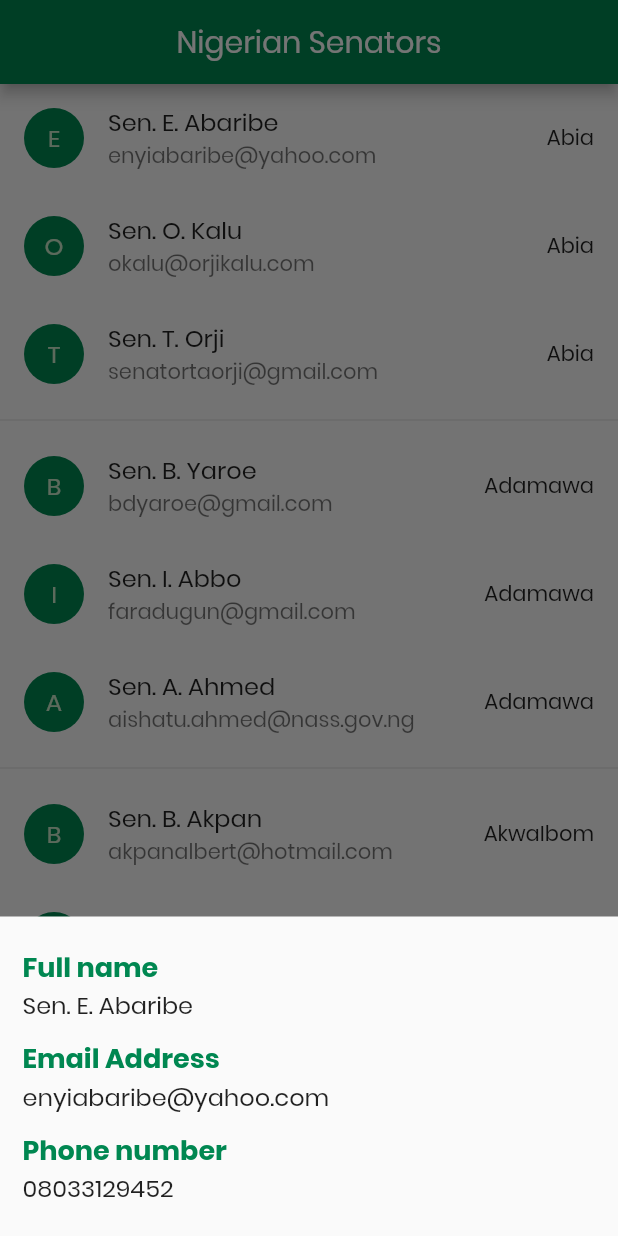
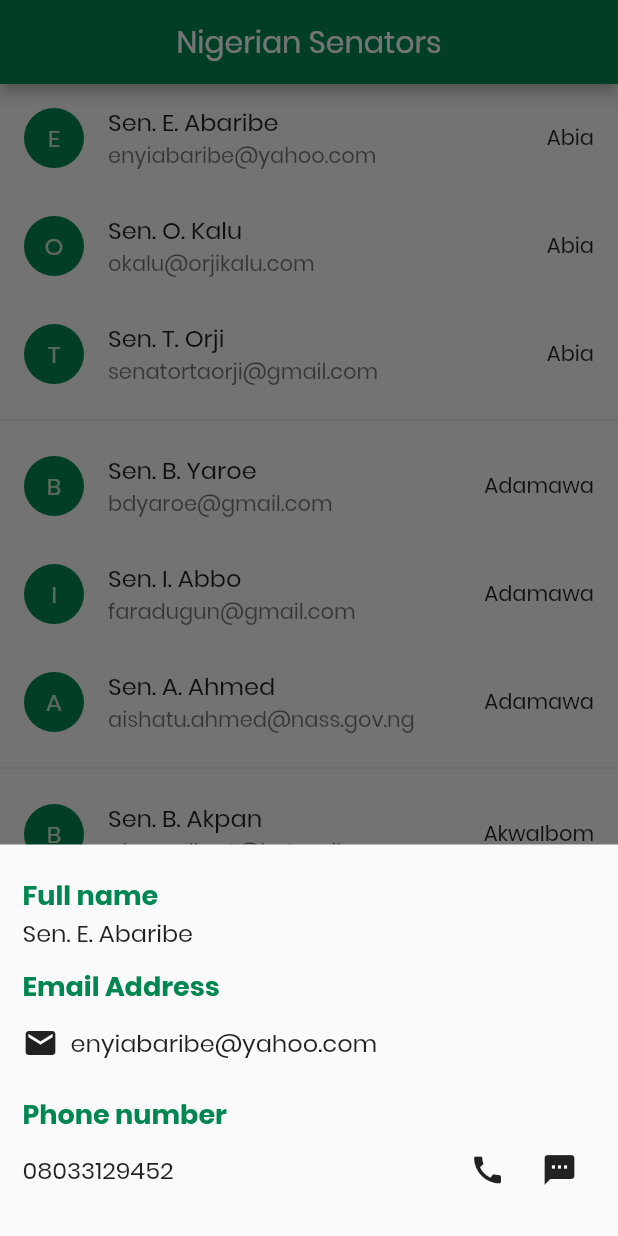
Before and after one commit to lhamycodes/nigerian_senators, a Flutter app: the screen it shows after launch, after a tap on an icon or button, on a phone screen of 412 x 824 dp. Run offline on Flutter 3.47's test engine with Material 2 defaults, Android fonts, the phone set to English and light mode, and no system bars.

Commit message:
Add [email, call, sms] functionality

```diff
--- a/lib/screens/index.dart
+++ b/lib/screens/index.dart
@@ -2,6 +2,7 @@ import 'dart:convert';
 
 import 'package:flutter/material.dart';
 import 'package:nigerian_senators/widgets/senator_list.dart';
+import 'package:url_launcher/url_launcher.dart';
 
 class Index extends StatefulWidget {
   static const routeName = '/';
@@ -23,6 +24,14 @@ class _IndexState extends State<Index> {
         _isLoading = false;
       });
     });
+  }
+
+  Future<void> _launchIntent(String url) async {
+    if (await canLaunch(url)) {
+      await launch(url);
+    } else {
+      print('Could not launch $url');
+    }
   }
 
   @override
@@ -72,12 +81,18 @@ class _IndexState extends State<Index> {
                   fontWeight: FontWeight.w700,
                 ),
               ),
-              Text(
+              FlatButton.icon(
+                padding: EdgeInsets.all(0),
+                icon: Icon(Icons.email),
+                label: Text(
                   _senatorData['email'],
                   style: TextStyle(
                     fontSize: 16,
                     fontWeight: FontWeight.w500,
                   ),
+                ),
+                onPressed: () =>
+                    _launchIntent("mailto:${_senatorData['email']}"),
               ),
               SizedBox(height: 10),
               Text(
@@ -88,12 +103,39 @@ class _IndexState extends State<Index> {
                   fontWeight: FontWeight.w700,
                 ),
               ),
-              Text(
-                _senatorData['phone'] ?? "Not Provided",
+              _senatorData['phone'] == null
+                  ? Text(
+                      "Not Provided",
                       style: TextStyle(
                         fontSize: 16,
                         fontWeight: FontWeight.w500,
                       ),
+                    )
+                  : Row(
+                      mainAxisAlignment: MainAxisAlignment.spaceBetween,
+                      children: <Widget>[
+                        Text(
+                          _senatorData['phone'],
+                          style: TextStyle(
+                            fontSize: 16,
+                            fontWeight: FontWeight.w500,
+                          ),
+                        ),
+                        Row(
+                          children: <Widget>[
+                            IconButton(
+                              icon: Icon(Icons.call),
+                              onPressed: () =>
+                                  _launchIntent("tel:${_senatorData['phone']}"),
+                            ),
+                            IconButton(
+                              icon: Icon(Icons.sms),
+                              onPressed: () =>
+                                  _launchIntent("sms:${_senatorData['phone']}"),
+                            ),
+                          ],
+                        )
+                      ],
                     ),
             ],
           ),
--- a/pubspec.yaml
+++ b/pubspec.yaml
@@ -23,6 +23,7 @@ dependencies:
   # The following adds the Cupertino Icons font to your application.
   # Use with the CupertinoIcons class for iOS style icons.
   cupertino_icons: ^0.1.2
+  url_launcher: ^5.2.3
 
 dev_dependencies:
   flutter_test:
```
Also changed, not shown: pubspec.lock, 6 other files. Lines whose indentation alone changed are shown as unchanged.
